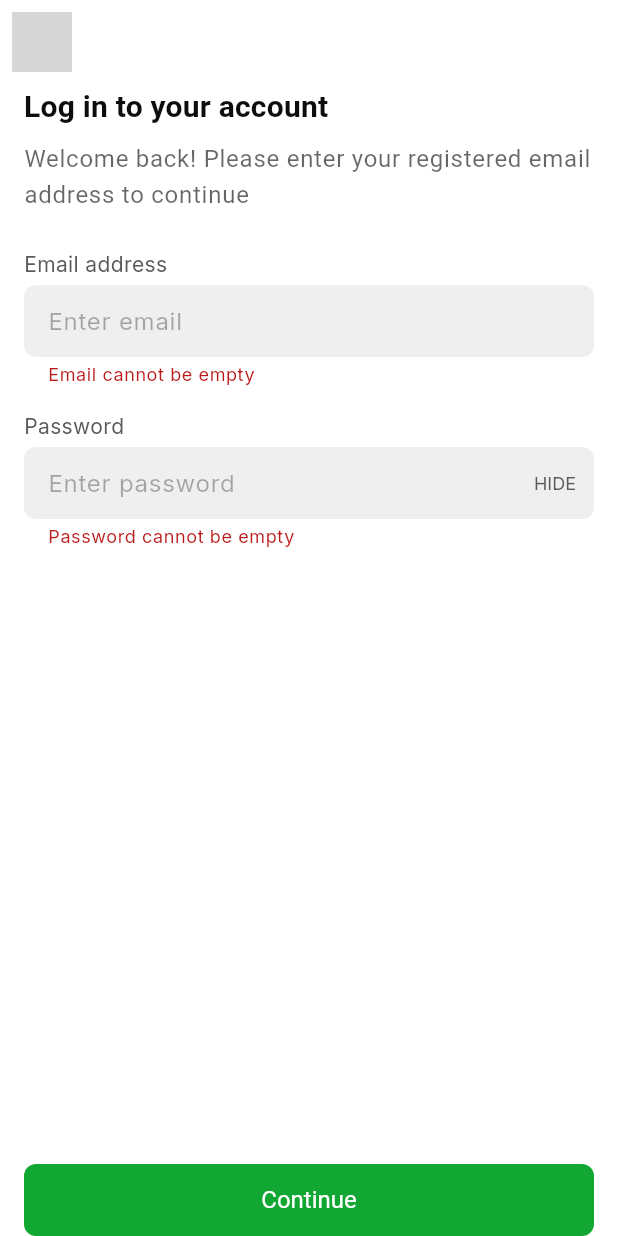
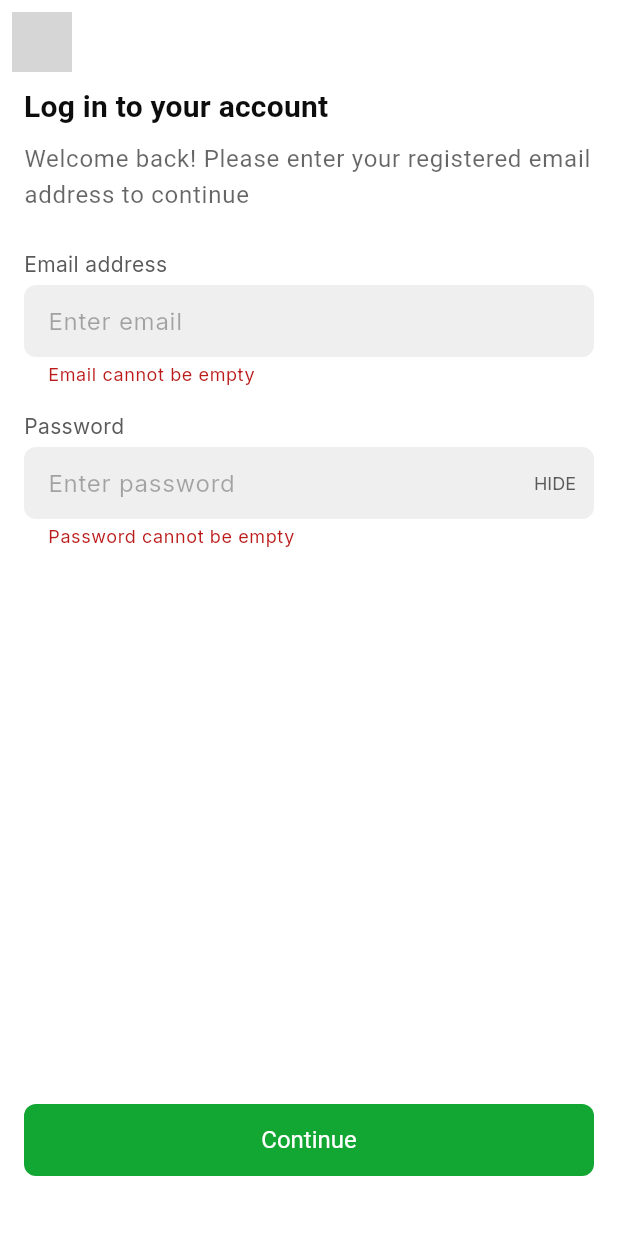
Before and after one commit to Mastersam07/hackpay, a Flutter app: the screen it shows after launch, after a tap on "Continue", on a phone screen of 412 x 824 dp. Run offline on Flutter 3.47's test engine with Material 3 defaults, Android fonts, the phone set to English and light mode, and no system bars; our stand-ins replace dio, get_it, google_fonts, shared_preferences; missing offline and left inert: flutter_svg_plus; network calls fail; grey boxes are pictures that could not be loaded.

Commit message:
chore: cleanup

```diff
--- a/lib/features/auth/presentation/views/login.dart
+++ b/lib/features/auth/presentation/views/login.dart
@@ -3,6 +3,7 @@ import 'package:hackpay/core/locator.dart';
 import 'package:hackpay/features/auth/viewmodels/login_viewmodel.dart';
 
 import '../../../../shared/back_button.dart';
+import '../../../../shared/mixins.dart';
 import '../widgets/pay_textfield.dart';
 
 class LoginView extends StatefulWidget {
@@ -14,7 +15,7 @@ class LoginView extends StatefulWidget {
   State<LoginView> createState() => _LoginViewState();
 }
 
-class _LoginViewState extends State<LoginView> {
+class _LoginViewState extends State<LoginView> with UiUtils {
   late LoginViewmodel loginVm;
 
   final emailAddress = TextEditingController();
@@ -36,7 +37,8 @@ class _LoginViewState extends State<LoginView> {
           listenable: loginVm,
           builder: (context, _) {
             return Padding(
-              padding: const EdgeInsets.symmetric(horizontal: 16),
+              padding: const EdgeInsets.symmetric(horizontal: 16)
+                  .copyWith(bottom: 40),
               child: SafeArea(
                 child: Form(
                   key: loginVm.loginFormKey,
@@ -107,7 +109,31 @@ class _LoginViewState extends State<LoginView> {
                           ),
                           const Spacer(),
                           FilledButton(
-                            onPressed: loginVm.login,
+                            onPressed: () {
+                              unfocus();
+                              loginVm.login();
+                            },
+                            style: FilledButton.styleFrom(
+                                foregroundBuilder: (context, states, child) {
+                              if (loginVm.isBusy) {
+                                return Row(
+                                  mainAxisSize: MainAxisSize.min,
+                                  children: [
+                                    CircularProgressIndicator.adaptive(
+                                      backgroundColor:
+                                          Theme.of(context).colorScheme.surface,
+                                      valueColor: AlwaysStoppedAnimation(
+                                          Theme.of(context)
+                                              .colorScheme
+                                              .primary),
+                                    ),
+                                    const SizedBox(width: 4),
+                                    child!,
+                                  ],
+                                );
+                              }
+                              return child!;
+                            }),
                             child: const Text('Continue'),
                           ),
                         ],
--- a/lib/features/auth/presentation/views/signup.dart
+++ b/lib/features/auth/presentation/views/signup.dart
@@ -1,5 +1,6 @@
 import 'package:flutter/material.dart';
 import 'package:hackpay/features/auth/viewmodels/signup_viewmodel.dart';
+import 'package:hackpay/shared/mixins.dart';
 
 import '../../../../core/locator.dart';
 import '../widgets/pay_textfield.dart';
@@ -13,7 +14,7 @@ class SignupView extends StatefulWidget {
   State<SignupView> createState() => _SignupViewState();
 }
 
-class _SignupViewState extends State<SignupView> {
+class _SignupViewState extends State<SignupView> with UiUtils {
   late SignupViewmodel signupVm;
 
   final emailAddress = TextEditingController();
@@ -33,7 +34,8 @@ class _SignupViewState extends State<SignupView> {
           listenable: signupVm,
           builder: (context, _) {
             return Padding(
-              padding: const EdgeInsets.symmetric(horizontal: 16),
+              padding: const EdgeInsets.symmetric(horizontal: 16)
+                  .copyWith(bottom: 40),
               child: SafeArea(
                 child: Form(
                   key: signupVm.signupFormKey,
@@ -104,7 +106,31 @@ class _SignupViewState extends State<SignupView> {
                           ),
                           const Spacer(),
                           FilledButton(
-                            onPressed: signupVm.signup,
+                            onPressed: () {
+                              unfocus();
+                              signupVm.signup();
+                            },
+                            style: FilledButton.styleFrom(
+                                foregroundBuilder: (context, states, child) {
+                              if (signupVm.isBusy) {
+                                return Row(
+                                  mainAxisSize: MainAxisSize.min,
+                                  children: [
+                                    CircularProgressIndicator.adaptive(
+                                      backgroundColor:
+                                          Theme.of(context).colorScheme.surface,
+                                      valueColor: AlwaysStoppedAnimation(
+                                          Theme.of(context)
+                                              .colorScheme
+                                              .primary),
+                                    ),
+                                    SizedBox(width: 4),
+                                    child!,
+                                  ],
+                                );
+                              }
+                              return child!;
+                            }),
                             child: const Text('Continue'),
                           ),
                         ],
--- a/lib/shared/mixins.dart
+++ b/lib/shared/mixins.dart
@@ -1,3 +1,4 @@
+import 'package:flutter/material.dart';
 import 'package:intl/intl.dart';
 
 mixin class MoneyFormat {
@@ -8,3 +9,9 @@ mixin class MoneyFormat {
 
   DateFormat get transactionDateFormat => DateFormat('yyyy-MM-dd • hh:mm');
 }
+
+mixin class UiUtils {
+  void unfocus() {
+    FocusManager.instance.primaryFocus?.unfocus();
+  }
+}
```
Also changed, not shown: lib/features/dashboard/presentation/views/connect.dart (added, +17 -0 lines), lib/features/dashboard/presentation/views/dashboard.dart (+4 -64 lines), lib/features/dashboard/presentation/views/earnings.dart (added, +17 -0 lines), lib/features/dashboard/presentation/views/portfolio.dart (added, +17 -0 lines), lib/features/dashboard/presentation/views/spend.dart (added, +17 -0 lines), lib/features/transactions/presentation/views/transactions_view.dart (+28 -5 lines), 1 other file.
